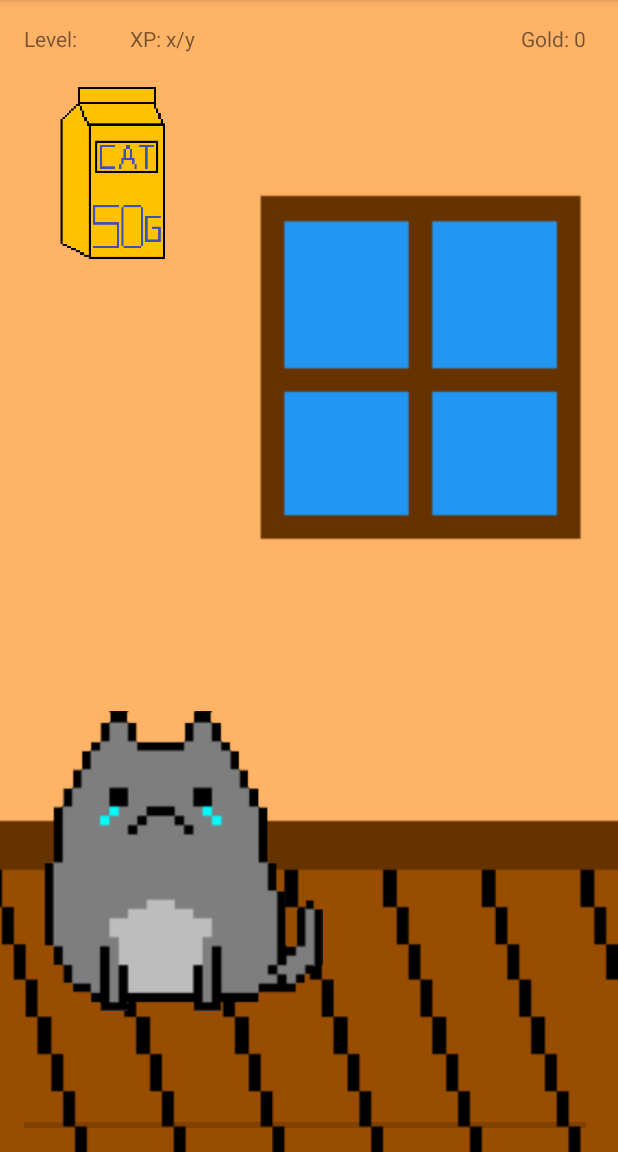
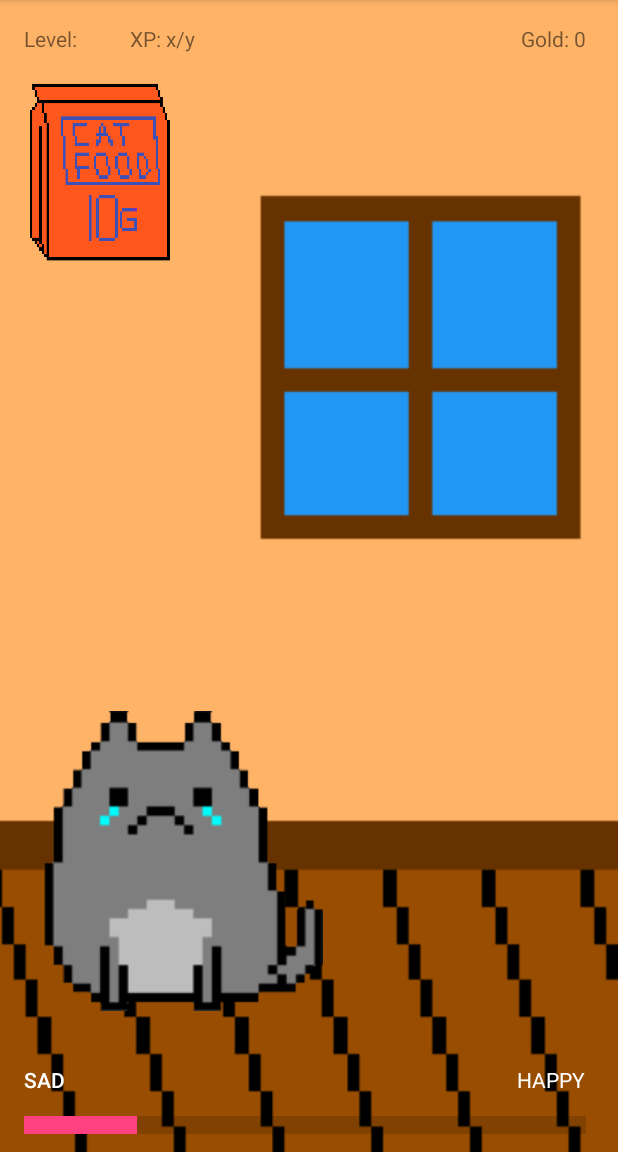
Before and after one commit to bopas2/runningTomagachi, an Android app: the screen it shows after launch (MainActivity), after a tap on an icon or button, on a phone screen of 412 x 824 dp, the part 84-1236 px from its top. Run offline under Robolectric (Android 15) with nearby library versions, the phone set to English and light mode, and no system bars.

Commit message:
Progress bar done!

```diff
--- a/app/src/main/java/com/example/langt/myapplication/MainActivity.java
+++ b/app/src/main/java/com/example/langt/myapplication/MainActivity.java
@@ -5,8 +5,8 @@ import android.content.Intent;
 import android.support.v7.app.AppCompatActivity;
 import android.os.Bundle;
 import android.view.View;
-import android.view.Window;
 import android.widget.ImageView;
+import android.widget.ProgressBar;
 import android.widget.TextView;
 import java.io.FileInputStream;
 import java.io.FileNotFoundException;
@@ -31,6 +31,7 @@ public class MainActivity extends AppCompatActivity{
     ImageView dead;
     ImageView food;
     TextView text;
+    ProgressBar pp;
 
     protected void onCreate(Bundle savedInstanceState) {
         super.onCreate(savedInstanceState);
@@ -39,6 +40,7 @@ public class MainActivity extends AppCompatActivity{
         text = findViewById(R.id.goldDisplay);
         startUp();
         whichCat();
+        updateProgress();
         food = findViewById(R.id.food);
 //        setMood();
     }
@@ -113,8 +115,8 @@ public class MainActivity extends AppCompatActivity{
     }
 
     public void buyFood(View v) {
-        if(gold >= 50) {
-            gold -= 50;
+        if(gold >= 10) {
+            gold -= 10;
             updateGoldDisplay();
             food.setVisibility(View.VISIBLE);
             final Handler handler = new Handler();
@@ -123,16 +125,23 @@ public class MainActivity extends AppCompatActivity{
                 public void run() {
                     food.setVisibility(View.INVISIBLE);
                 }
-            }, 5000);
-            adjustmood(10);
+            }, 1000);
+            adjustmood(5);
         }
         exportData();
     }
+//    //text = findViewById(R.id.goldDisplay);
+
     public void adjustmood(int a) {
         mood += a;
         exportData();
-        System.out.println(mood);
         whichCat();
+        updateProgress();
+    }
+    public void updateProgress() {
+        pp = (ProgressBar)(findViewById(R.id.progressBar));
+        pp.setScaleY(3f);
+        pp.setProgress(mood,true);
     }
     public void whichCat() {
         neutral = findViewById(R.id.Neutral); neutral.setVisibility(View.INVISIBLE);
--- a/app/src/main/res/layout/activity_main.xml
+++ b/app/src/main/res/layout/activity_main.xml
@@ -114,7 +114,7 @@
 
         <Button
             android:id="@+id/button5"
-            android:layout_width="85dp"
+            android:layout_width="100dp"
             android:layout_height="125dp"
             android:layout_alignEnd="@+id/textView3"
             android:layout_alignRight="@+id/textView3"
@@ -122,7 +122,7 @@
             android:layout_marginEnd="14dp"
             android:layout_marginRight="14dp"
             android:layout_marginTop="17dp"
-            android:background="@drawable/catfood"
+            android:background="@drawable/catfoodfinal"
             android:onClick="buyFood" />
 
         <ImageView
@@ -138,6 +138,25 @@
             android:visibility="invisible"
             app:srcCompat="@drawable/deadcat" />
 
+        <TextView
+            android:id="@+id/textView"
+            android:layout_width="wrap_content"
+            android:layout_height="wrap_content"
+            android:layout_alignStart="@+id/progressBar"
+            android:layout_below="@+id/Sad"
+            android:text="SAD"
+            android:textAppearance="@style/TextAppearance.AppCompat.Button"
+            android:textColor="@android:color/background_light" />
+
+        <TextView
+            android:id="@+id/textView4"
+            android:layout_width="wrap_content"
+            android:layout_height="wrap_content"
+            android:layout_alignEnd="@+id/food"
+            android:layout_below="@+id/dead"
+            android:text="HAPPY"
+            android:textColor="@android:color/background_light" />
+
     </RelativeLayout>
 
 </android.support.constraint.ConstraintLayout>
```
Also changed, not shown: app/src/main/res/drawable/catfoodfinal.png (added), 4 other files.
